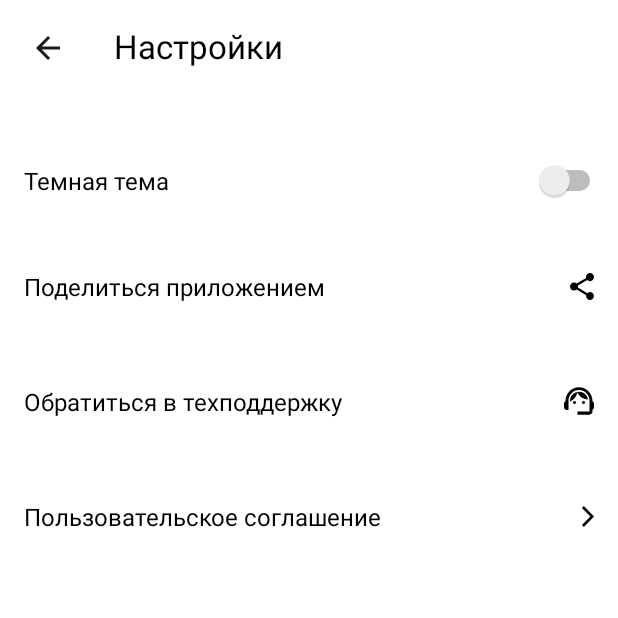
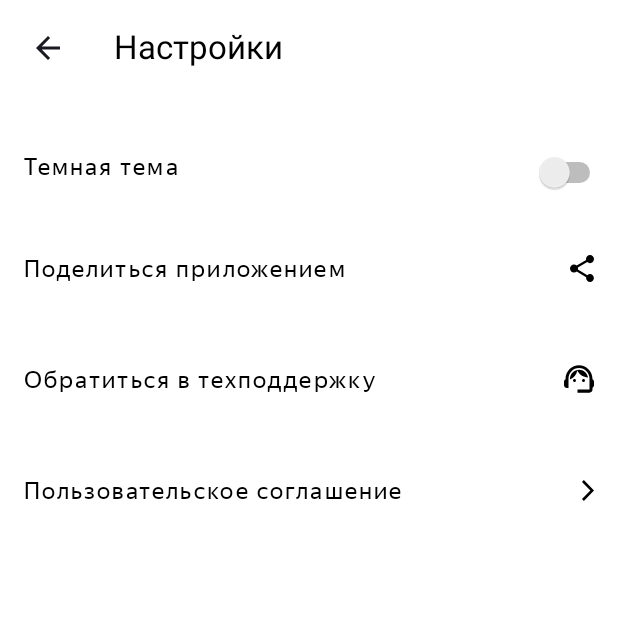
Before and after one commit to anonim-no/Playlist_Maker, an Android app: the SettingsActivity screen opened directly, with no data from a screen before it, on a phone screen of 412 x 824 dp, the top half of it. Run offline under Robolectric (Android 15) with nearby library versions, the phone set to English and light mode, and no system bars.

Commit message:
- Добавлены шрифты - Повторяющиеся свойства кнопок вынесены в стили - Убраны тени у кнопок

```diff
--- a/app/src/main/res/layout/activity_settings.xml
+++ b/app/src/main/res/layout/activity_settings.xml
@@ -12,7 +12,8 @@
         android:layout_width="match_parent"
         android:layout_height="wrap_content"
         android:layout_marginTop="@dimen/margin_from_top"
-        android:orientation="horizontal">
+        android:orientation="horizontal"
+        android:layout_marginBottom="@dimen/margin_from_header">
 
         <ImageView
             android:id="@+id/back_to_main_activity"
@@ -33,84 +34,28 @@
             android:textSize="@dimen/header_text_size" />
     </LinearLayout>
 
-    <Switch
+    <Switch style="@style/SettingsButtonText"
         android:id="@+id/switch_dark_theme"
-        android:layout_width="match_parent"
-        android:layout_height="wrap_content"
-        android:layout_marginTop="@dimen/margin_from_header"
-        android:paddingStart="@dimen/padding_horizontal"
-        android:paddingTop="@dimen/settings_button_padding_top"
-        android:paddingBottom="@dimen/settings_button_padding_bottom"
+        android:text="@string/dark_theme"
+        tools:ignore="UseSwitchCompatOrMaterialXml"
         android:paddingEnd="8dp"
+    />
 
-        android:text="@string/dark_theme"
-        android:textColor="@color/settings_text_color"
-        android:textAppearance="@style/settings_button_text"
+    <Button style="@style/SettingsButtonText"
+        android:id="@+id/button_sharing"
+        android:text="@string/share"
+        app:icon="@drawable/icon_share"
+     />
 
-        android:foreground="?attr/selectableItemBackground"
-        tools:ignore="UseSwitchCompatOrMaterialXml" />
+    <Button style="@style/SettingsButtonText"
+        android:id="@+id/button_support"
+        android:text="@string/support"
+        app:icon="@drawable/icon_support"
+     />
 
-    <Button
-        android:id="@+id/button_sharing"
-        android:layout_width="match_parent"
-        android:layout_height="wrap_content"
-
-        android:gravity="start"
-        android:paddingTop="@dimen/settings_button_padding_top"
-        android:paddingBottom="@dimen/settings_button_padding_bottom"
-        android:paddingHorizontal="@dimen/settings_button_padding_horizontal"
-
-
-        android:text="@string/share"
-        android:textColor="@color/settings_text_color"
-        android:textAppearance="@style/settings_button_text"
-
-        app:icon="@drawable/icon_share"
-        app:iconGravity="end"
-        app:iconTint="@color/settings_text_color"
-
-        style="?android:attr/borderlessButtonStyle"
-        android:foreground="?attr/selectableItemBackground" />
-
-    <Button
-        android:id="@+id/button_support"
-        android:layout_width="match_parent"
-        android:layout_height="wrap_content"
-
-        android:gravity="start"
-        android:paddingTop="@dimen/settings_button_padding_top"
-        android:paddingBottom="@dimen/settings_button_padding_bottom"
-        android:paddingHorizontal="@dimen/settings_button_padding_horizontal"
-
-        android:text="@string/support"
-        android:textColor="@color/settings_text_color"
-        android:textAppearance="@style/settings_button_text"
-
-        app:icon="@drawable/icon_support"
-        app:iconGravity="end"
-        app:iconTint="@color/settings_text_color"
-
-        style="?android:attr/borderlessButtonStyle"
-        android:foreground="?attr/selectableItemBackground" />
-
-    <Button
+    <Button style="@style/SettingsButtonText"
         android:id="@+id/button_terms"
-        android:layout_width="match_parent"
-        android:layout_height="wrap_content"
-
-        android:gravity="start"
-        android:paddingTop="@dimen/settings_button_padding_top"
-        android:paddingBottom="@dimen/settings_button_padding_bottom"
-        android:paddingHorizontal="@dimen/settings_button_padding_horizontal"
-
         android:text="@string/terms"
-        android:textColor="@color/settings_text_color"
-        android:textAppearance="@style/settings_button_text"
-
         app:icon="@drawable/icon_terms"
-        app:iconGravity="end"
-        app:iconTint="@color/settings_text_color"
-
-        style="?android:attr/borderlessButtonStyle"
-        android:foreground="?attr/selectableItemBackground" />
+     />
 </LinearLayout>
--- a/app/src/main/res/values/colors.xml
+++ b/app/src/main/res/values/colors.xml
@@ -12,4 +12,5 @@
     <color name="main_button_text_color">#1A1B22</color>
     <color name="main_button_icon_color">#1A1B22</color>
     <color name="main_button_background_color">#FFFFFFFF</color>
+    <color name="settings_button_background_color">#FFFFFFFF</color>
 </resources>
--- a/app/src/main/res/values/dimens.xml
+++ b/app/src/main/res/values/dimens.xml
@@ -4,7 +4,7 @@
     <dimen name="padding_horizontal">16dp</dimen>
 
     <dimen name="margin_from_top">16dp</dimen>
-    <dimen name="margin_from_header">40dp</dimen>
+    <dimen name="margin_from_header">32dp</dimen>
 
     <dimen name="header_text_size">22sp</dimen>
     <dimen name="settings_text_size">16sp</dimen>
--- a/app/src/main/res/values/styles.xml
+++ b/app/src/main/res/values/styles.xml
@@ -1,12 +1,46 @@
 <?xml version="1.0" encoding="utf-8"?>
 <resources>
 
-    <style name="main_button_text">
+    <style name="MainButtonStyle" parent="Widget.MaterialComponents.Button">
+        <item name="android:layout_width">match_parent</item>
+        <item name="android:layout_height">@dimen/main_button_height</item>
+        <item name="android:layout_marginTop">8dp</item>
+        <item name="android:layout_weight">1</item>
+
         <item name="android:textSize">@dimen/header_text_size</item>
+        <item name="android:textFontWeight">500</item>
         <item name="android:textColor">@color/main_button_text_color</item>
+        <item name="android:textAllCaps">false</item>
+        <item name="android:fontFamily">@font/ys_display_medium</item>
+
+        <item name="android:backgroundTint">@color/main_button_background_color</item>
+
+        <item name="cornerRadius">@dimen/main_button_corner_radius</item>
+        <item name="iconGravity">textStart</item>
+        <item name="iconPadding">@dimen/main_button_icon_padding</item>
+        <item name="iconTint">@color/main_button_icon_color</item>
+        <item name="android:foreground">?attr/selectableItemBackground</item>
+
     </style>
-    <style name="settings_button_text">
+    <style name="SettingsButtonText" parent="Widget.MaterialComponents.Button.UnelevatedButton">
+        <item name="android:layout_width">match_parent</item>
+        <item name="android:layout_height">wrap_content</item>
+
         <item name="android:textSize">@dimen/settings_text_size</item>
-        <item name="android:textColor">@color/black</item>
+        <item name="android:textColor">@color/settings_text_color</item>
+        <item name="android:textAllCaps">false</item>
+        <item name="android:fontFamily">@font/ys_display_regular</item>
+
+        <item name="android:gravity">start</item>
+        <item name="android:paddingTop">@dimen/settings_button_padding_top</item>
+        <item name="android:paddingBottom">@dimen/settings_button_padding_bottom</item>
+        <item name="android:paddingHorizontal">@dimen/settings_button_padding_horizontal</item>
+
+        <item name="iconGravity">end</item>
+        <item name="iconTint">@color/settings_text_color</item>
+
+        <item name="android:backgroundTint">@color/settings_button_background_color</item>
+
+        <item name="android:foreground">?attr/selectableItemBackground</item>
     </style>
 </resources>
```
Also changed, not shown: app/src/main/res/layout/activity_main.xml (+11 -54 lines), app/src/main/res/font/ys_display_medium.ttf (added), app/src/main/res/font/ys_display_regular.ttf (added).
